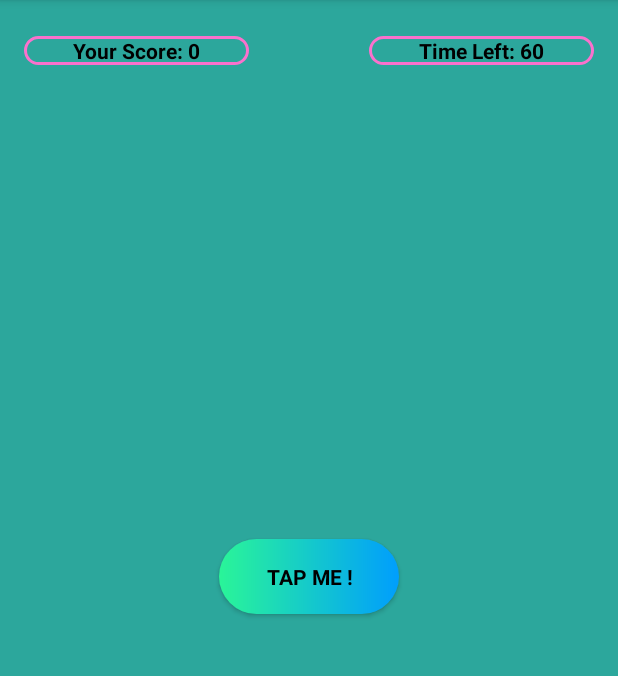
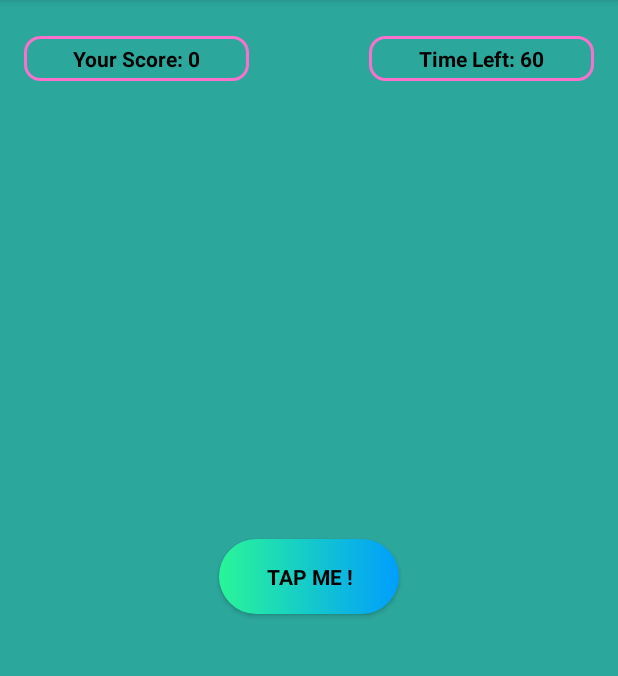
Before and after one commit to bingJunior/Activity_8, an Android app: the screen it shows after launch (MainActivity), on a phone screen of 412 x 824 dp, the part 84-760 px from its top. Run offline under Robolectric (Android 15) with nearby library versions, the phone set to English and light mode, and no system bars; Roboto replaces fonts that are not available here; 1 statement that could not run was skipped.

Commit message:
Added save instance and life-cycle methods

```diff
--- a/app/build.gradle
+++ b/app/build.gradle
@@ -5,6 +5,10 @@ apply plugin: 'kotlin-android-extensions'
 android {
     compileSdkVersion 30
     buildToolsVersion "30.0.0"
+
+    viewBinding {
+        enabled = true
+    }
 
     defaultConfig {
         applicationId "com.umair.timefighter"
--- a/app/src/main/java/com/umair/timefighter/MainActivity.kt
+++ b/app/src/main/java/com/umair/timefighter/MainActivity.kt
@@ -12,8 +12,11 @@ import android.widget.TextView
 import android.widget.Toast
 import androidx.appcompat.app.AlertDialog
 import androidx.appcompat.app.AppCompatActivity
+import com.umair.timefighter.databinding.ActivityMainBinding
 
 class MainActivity : AppCompatActivity() {
+
+    private lateinit var binding: ActivityMainBinding
 
     private lateinit var tapMeButton: Button
     private lateinit var gameScoreTextView: TextView
@@ -35,7 +38,8 @@ class MainActivity : AppCompatActivity() {
 
     override fun onCreate(savedInstanceState: Bundle?) {
         super.onCreate(savedInstanceState)
-        setContentView(R.layout.activity_main)
+        binding = ActivityMainBinding.inflate(layoutInflater)
+        setContentView(binding.root)
 
         Log.d(TAG, "onCreate called. Score is: $score")
 
@@ -43,7 +47,7 @@ class MainActivity : AppCompatActivity() {
         gameScoreTextView = findViewById(R.id.gameScoreTextView)
         timeLeftTextView = findViewById(R.id.timeLeftTextView)
 
-        tapMeButton.setOnClickListener { v ->
+        binding.tapMeButton.setOnClickListener { v ->
             val bounceAnimation = AnimationUtils.loadAnimation(this, R.anim.bounce)
             v.startAnimation(bounceAnimation)
             incrementScore()
@@ -65,9 +69,9 @@ class MainActivity : AppCompatActivity() {
     }
 
     override fun onOptionsItemSelected(item: MenuItem): Boolean {
-       if (item.itemId == R.id.actionAbout) {
-           showInfo()
-       }
+        if (item.itemId == R.id.actionAbout) {
+            showInfo()
+        }
         return true
     }
 
@@ -92,6 +96,32 @@ class MainActivity : AppCompatActivity() {
         Log.d(TAG, "onSaveInstanceState: Saving Score: $score & Time Left: $timeLeftOnTimer")
     }
 
+    //Activity LifeCycle Methods
+    override fun onStart() {
+        super.onStart()
+        Log.d(TAG, "onStart called.")
+    }
+
+    override fun onResume() {
+        super.onResume()
+        Log.d(TAG, "onResume called.")
+    }
+
+    override fun onPause() {
+        super.onPause()
+        Log.d(TAG, "onPause called.")
+    }
+
+    override fun onStop() {
+        super.onStop()
+        Log.d(TAG, "onStop called.")
+    }
+
+    override fun onRestart() {
+        super.onRestart()
+        Log.d(TAG, "onRestart called.")
+    }
+
     override fun onDestroy() {
         super.onDestroy()
         Log.d(TAG, "onDestroy called.")
@@ -103,7 +133,7 @@ class MainActivity : AppCompatActivity() {
         }
 
         score += 1
-        val newScore = getString(R.string.your_score,score)
+        val newScore = getString(R.string.your_score, score)
         gameScoreTextView.text = newScore
 
         val blinkAnimation = AnimationUtils.loadAnimation(this, R.anim.blink)
@@ -115,7 +145,7 @@ class MainActivity : AppCompatActivity() {
         score = 0
 
         // Show score
-        gameScoreTextView.text = getString(R.string.your_score,score)
+        gameScoreTextView.text = getString(R.string.your_score, score)
 
         // Show initial time left
         val initialTimeLeft = initialCountDown / 1000
--- a/app/src/main/res/layout/activity_main.xml
+++ b/app/src/main/res/layout/activity_main.xml
@@ -12,6 +12,7 @@
         android:layout_width="150dp"
         android:layout_height="wrap_content"
         android:layout_marginStart="16dp"
+        android:padding="5dp"
         android:layout_marginTop="24dp"
         android:background="@drawable/text_view"
         android:fontFamily="@font/adamina"
@@ -29,6 +30,7 @@
         android:layout_height="wrap_content"
         android:layout_marginTop="24dp"
         android:layout_marginEnd="16dp"
+        android:padding="5dp"
         android:background="@drawable/text_view"
         android:fontFamily="@font/adamina"
         android:text="@string/time_left"
@@ -53,4 +55,5 @@
         app:layout_constraintHorizontal_bias="0.5"
         app:layout_constraintStart_toStartOf="parent"
         app:layout_constraintTop_toTopOf="parent" />
+
 </androidx.constraintlayout.widget.ConstraintLayout>
```
